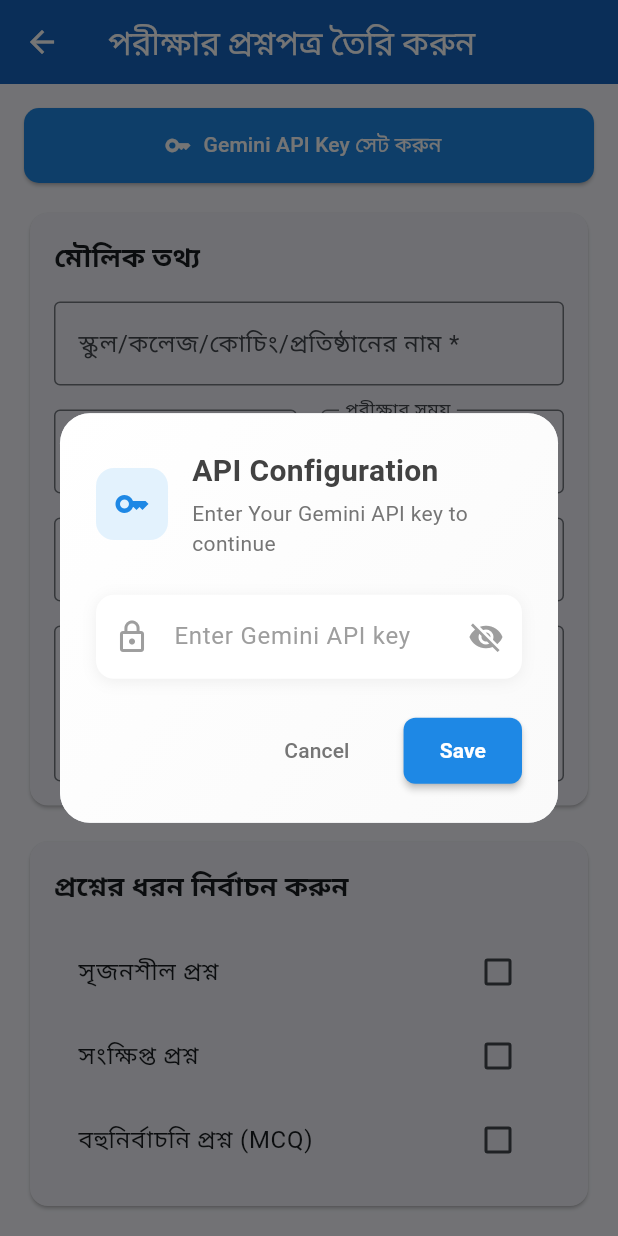
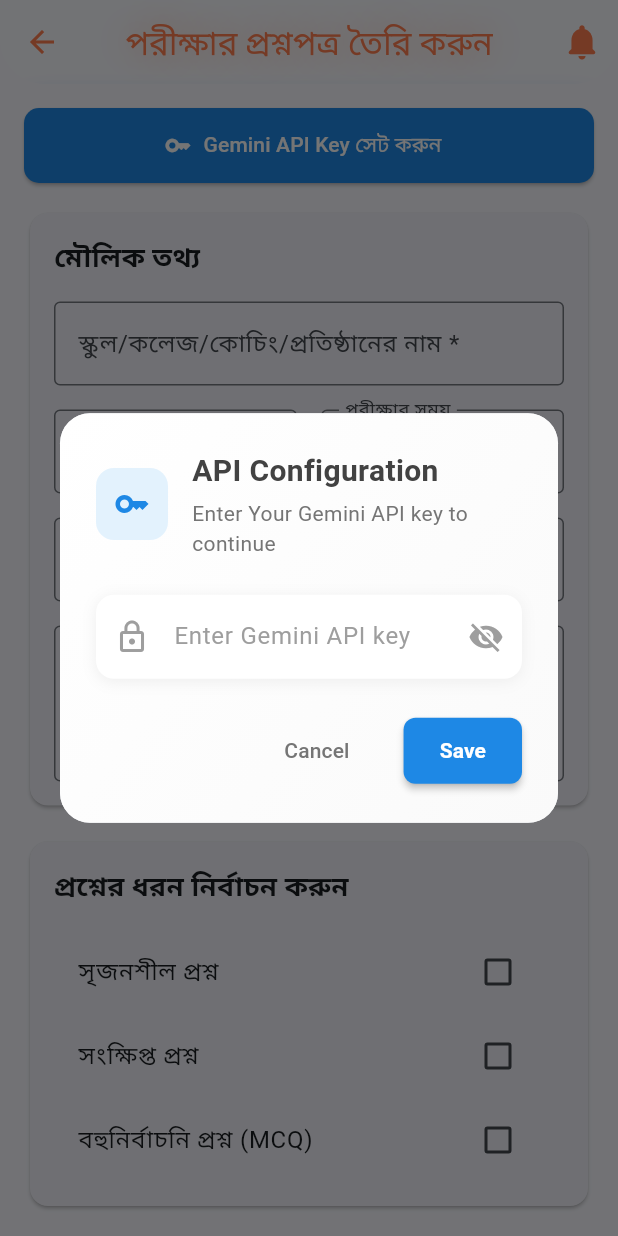
Before and after one commit to Pi-Dev-0/Pi-QBank, a Flutter app: the ExamPaperBuilderPage screen opened directly, after a tap on "Gemini API Key সেট করুন", on a phone screen of 412 x 824 dp. Run offline on Flutter 3.47's test engine with Material 3 defaults, Android fonts, the phone set to English and light mode, and no system bars; our stand-ins replace connectivity_plus, file_picker, image_picker, logger, open_file, pdf and 6 more; missing offline and left inert: flutter_pdfview; accounts and stored records are empty; network calls fail; Roboto replaces fonts that are missing (HindSiliguri).

Commit message:
Refactor: Use CustomAppBar and improve UI consistency
Replaced the default AppBar with a `CustomAppBar` widget for a consistent look. Also, updated padding and `SizedBox` declarations to use `const` for minor performance improvements and better code style.

```diff
--- a/lib/pages/exam_paper_builder_page.dart
+++ b/lib/pages/exam_paper_builder_page.dart
@@ -8,6 +8,7 @@ import 'package:http/http.dart' as http;
 import 'dart:convert';
 import '../config/app_config.dart';
 import 'package:pi_qbank/widgets/api_key_dialog.dart';
+import '../widgets/custom_app_bar.dart';
 
 
 class ExamPaperBuilderPage extends StatefulWidget {
@@ -320,15 +321,13 @@ class _ExamPaperBuilderPageState extends State<ExamPaperBuilderPage> {
   @override
   Widget build(BuildContext context) {
     return Scaffold(
-      appBar: AppBar(
-        title: Text('পরীক্ষার প্রশ্নপত্র তৈরি করুন'),
-        backgroundColor: Colors.blue[800],
-        foregroundColor: Colors.white,
+      appBar: const CustomAppBar(
+        title: 'পরীক্ষার প্রশ্নপত্র তৈরি করুন',
       ),
       body: Form(
         key: _formKey,
         child: SingleChildScrollView(
-          padding: EdgeInsets.all(16),
+          padding: const EdgeInsets.all(16),
           child: Column(
             crossAxisAlignment: CrossAxisAlignment.start,
             children: [
@@ -337,35 +336,35 @@ class _ExamPaperBuilderPageState extends State<ExamPaperBuilderPage> {
                 onPressed: () {
                   showApiKeyDialog(context);
                 },
-                icon: Icon(Icons.key),
-                label: Text('Gemini API Key সেট করুন'),
+                icon: const Icon(Icons.key),
+                label: const Text('Gemini API Key সেট করুন'),
                 style: ElevatedButton.styleFrom(
                   backgroundColor: Colors.blue[600],
                   foregroundColor: Colors.white,
-                  minimumSize: Size(double.infinity, 50), // full width button
+                  minimumSize: const Size(double.infinity, 50), // full width button
                   shape: RoundedRectangleBorder(
                     borderRadius: BorderRadius.circular(10),
                   ),
                 ),
               ),
-              SizedBox(height: 16),
+              const SizedBox(height: 16),
 
               // Basic Information
               Card(
                 child: Padding(
-                  padding: EdgeInsets.all(16),
+                  padding: const EdgeInsets.all(16),
                   child: Column(
                     crossAxisAlignment: CrossAxisAlignment.start,
                     children: [
-                      Text(
+                      const Text(
                         'মৌলিক তথ্য',
                         style: TextStyle(fontSize: 18, fontWeight: FontWeight.bold),
                       ),
-                      SizedBox(height: 16),
+                      const SizedBox(height: 16),
 
                       TextFormField(
                         controller: _instituteController,
-                        decoration: InputDecoration(
+                        decoration: const InputDecoration(
                           labelText: 'স্কুল/কলেজ/কোচিং/প্রতিষ্ঠানের নাম *',
                           border: OutlineInputBorder(),
                         ),
@@ -376,14 +375,14 @@ class _ExamPaperBuilderPageState extends State<ExamPaperBuilderPage> {
                           return null;
                         },
                       ),
-                      SizedBox(height: 16),
+                      const SizedBox(height: 16),
 
                       Row(
                         children: [
                           Expanded(
                             child: TextFormField(
                               controller: _subjectController,
-                              decoration: InputDecoration(
+                              decoration: const InputDecoration(
                                 labelText: 'বিষয়ের নাম *',
                                 border: OutlineInputBorder(),
                               ),
@@ -395,11 +394,11 @@ class _ExamPaperBuilderPageState extends State<ExamPaperBuilderPage> {
                               },
                             ),
                           ),
-                          SizedBox(width: 16),
+                          const SizedBox(width: 16),
                           Expanded(
                             child: TextFormField(
                               controller: _examTimeController,
-                              decoration: InputDecoration(
+                              decoration: const InputDecoration(
                                 labelText: 'পরীক্ষার সময়',
                                 border: OutlineInputBorder(),
                               ),
@@ -407,11 +406,11 @@ class _ExamPaperBuilderPageState extends State<ExamPaperBuilderPage> {
                           ),
                         ],
                       ),
-                      SizedBox(height: 16),
+                      const SizedBox(height: 16),
 
                       TextFormField(
                         controller: _totalMarksController,
-                        decoration: InputDecoration(
+                        decoration: const InputDecoration(
                           labelText: 'মোট নম্বর *',
                           border: OutlineInputBorder(),
                         ),
@@ -423,11 +422,11 @@ class _ExamPaperBuilderPageState extends State<ExamPaperBuilderPage> {
                           return null;
                         },
                       ),
-                      SizedBox(height: 16),
+                      const SizedBox(height: 16),
 
                       TextFormField(
                         controller: _directionsController,
-                        decoration: InputDecoration(
+                        decoration: const InputDecoration(
                           labelText: 'পরীক্ষার্থীদের জন্য নির্দেশনা',
                           border: OutlineInputBorder(),
                         ),
@@ -437,24 +436,24 @@ class _ExamPaperBuilderPageState extends State<ExamPaperBuilderPage> {
                   ),
                 ),
               ),
-              SizedBox(height: 16),
+              const SizedBox(height: 16),
 
               // Question Types
               Card(
                 child: Padding(
-                  padding: EdgeInsets.all(16),
+                  padding: const EdgeInsets.all(16),
                   child: Column(
                     crossAxisAlignment: CrossAxisAlignment.start,
                     children: [
-                      Text(
+                      const Text(
                         'প্রশ্নের ধরন নির্বাচন করুন',
                         style: TextStyle(fontSize: 18, fontWeight: FontWeight.bold),
                       ),
-                      SizedBox(height: 16),
+                      const SizedBox(height: 16),
 
                       // Creative Questions
                       CheckboxListTile(
-                        title: Text('সৃজনশীল প্রশ্ন'),
+                        title: const Text('সৃজনশীল প্রশ্ন'),
                         value: _creativeSrojonshil,
                         onChanged: (value) {
                           setState(() {
@@ -464,16 +463,16 @@ class _ExamPaperBuilderPageState extends State<ExamPaperBuilderPage> {
                       ),
                       if (_creativeSrojonshil) ...[
                         Padding(
-                          padding: EdgeInsets.only(left: 32),
+                          padding: const EdgeInsets.only(left: 32),
                           child: Column(
                             crossAxisAlignment: CrossAxisAlignment.start,
                             children: [
                               ElevatedButton.icon(
                                 onPressed: () => _pickImages('creative'),
-                                icon: Icon(Icons.add_photo_alternate),
-                                label: Text('ছবি যোগ করুন'),
+                                icon: const Icon(Icons.add_photo_alternate),
+                                label: const Text('ছবি যোগ করুন'),
                               ),
-                              SizedBox(height: 8),
+                              const SizedBox(height: 8),
                               if (_creativeSrojonshilImages.isNotEmpty)
                                 SizedBox(
                                   height: 100,
@@ -482,7 +481,7 @@ class _ExamPaperBuilderPageState extends State<ExamPaperBuilderPage> {
                                     itemCount: _creativeSrojonshilImages.length,
                                     itemBuilder: (context, index) {
                                       return Container(
-                                        margin: EdgeInsets.only(right: 8),
+                                        margin: const EdgeInsets.only(right: 8),
                                         child: Stack(
                                           children: [
                                             Image.file(
@@ -497,11 +496,11 @@ class _ExamPaperBuilderPageState extends State<ExamPaperBuilderPage> {
                                               child: GestureDetector(
                                                 onTap: () => _removeImage('creative', index),
                                                 child: Container(
-                                                  decoration: BoxDecoration(
+                                                  decoration: const BoxDecoration(
                                                     color: Colors.red,
                                                     shape: BoxShape.circle,
                                                   ),
-                                                  child: Icon(
+                                                  child: const Icon(
                                                     Icons.close,
                                                     color: Colors.white,
                                                     size: 16,
@@ -522,7 +521,7 @@ class _ExamPaperBuilderPageState extends State<ExamPaperBuilderPage> {
 
                       // Short Questions
                       CheckboxListTile(
-                        title: Text('সংক্ষিপ্ত প্রশ্ন'),
+                        title: const Text('সংক্ষিপ্ত প্রশ্ন'),
                         value: _shortSangkhipto,
                         onChanged: (value) {
                           setState(() {
@@ -532,16 +531,16 @@ class _ExamPaperBuilderPageState extends State<ExamPaperBuilderPage> {
                       ),
                       if (_shortSangkhipto) ...[
                         Padding(
-                          padding: EdgeInsets.only(left: 32),
+                          padding: const EdgeInsets.only(left: 32),
                           child: Column(
                             crossAxisAlignment: CrossAxisAlignment.start,
                             children: [
                               ElevatedButton.icon(
                                 onPressed: () => _pickImages('short'),
-                                icon: Icon(Icons.add_photo_alternate),
-                                label: Text('ছবি যোগ করুন'),
+                                icon: const Icon(Icons.add_photo_alternate),
+                                label: const Text('ছবি যোগ করুন'),
                               ),
-                              SizedBox(height: 8),
+                              const SizedBox(height: 8),
                               if (_shortSangkhiptoImages.isNotEmpty)
                                 SizedBox(
                                   height: 100,
@@ -550,7 +549,7 @@ class _ExamPaperBuilderPageState extends State<ExamPaperBuilderPage> {
                                     itemCount: _shortSangkhiptoImages.length,
                                     itemBuilder: (context, index) {
                                       return Container(
-                                        margin: EdgeInsets.only(right: 8),
+                                        margin: const EdgeInsets.only(right: 8),
                                         child: Stack(
                                           children: [
                                             Image.file(
@@ -565,11 +564,11 @@ class _ExamPaperBuilderPageState extends State<ExamPaperBuilderPage> {
                                               child: GestureDetector(
                                                 onTap: () => _removeImage('short', index),
                                                 child: Container(
-                                                  decoration: BoxDecoration(
+                                                  decoration: const BoxDecoration(
                                                     color: Colors.red,
                                                     shape: BoxShape.circle,
                                                   ),
-                                                  child: Icon(
+                                                  child: const Icon(
                                                     Icons.close,
                                                     color: Colors.white,
                                                     size: 16,
@@ -590,7 +589,7 @@ class _ExamPaperBuilderPageState extends State<ExamPaperBuilderPage> {
 
                       // MCQ Questions
                       CheckboxListTile(
-                        title: Text('বহুনির্বাচনি প্রশ্ন (MCQ)'),
+                        title: const Text('বহুনির্বাচনি প্রশ্ন (MCQ)'),
                         value: _mcqMultipleChoice,
                         onChanged: (value) {
                           setState(() {
@@ -600,16 +599,16 @@ class _ExamPaperBuilderPageState extends State<ExamPaperBuilderPage> {
                       ),
                       if (_mcqMultipleChoice) ...[
                         Padding(
-                          padding: EdgeInsets.only(left: 32),
+                          padding: const EdgeInsets.only(left: 32),
                           child: Column(
                             crossAxisAlignment: CrossAxisAlignment.start,
                             children: [
                               ElevatedButton.icon(
                                 onPressed: () => _pickImages('mcq'),
-                                icon: Icon(Icons.add_photo_alternate),
-                                label: Text('ছবি যোগ করুন'),
+                                icon: const Icon(Icons.add_photo_alternate),
+                                label: const Text('ছবি যোগ করুন'),
                               ),
-                              SizedBox(height: 8),
+                              const SizedBox(height: 8),
                               if (_mcqImages.isNotEmpty)
                                 SizedBox(
                                   height: 100,
@@ -618,7 +617,7 @@ class _ExamPaperBuilderPageState extends State<ExamPaperBuilderPage> {
                                     itemCount: _mcqImages.length,
                                     itemBuilder: (context, index) {
                                       return Container(
-                                        margin: EdgeInsets.only(right: 8),
+                                        margin: const EdgeInsets.only(right: 8),
                                         child: Stack(
                                           children: [
                                             Image.file(
@@ -633,11 +632,11 @@ class _ExamPaperBuilderPageState extends State<ExamPaperBuilderPage> {
                                               child: GestureDetector(
                                                 onTap: () => _removeImage('mcq', index),
                                                 child: Container(
-                                                  decoration: BoxDecoration(
+                                                  decoration: const BoxDecoration(
                                                     color: Colors.red,
                                                     shape: BoxShape.circle,
                                                   ),
-                                                  child: Icon(
+                                                  child: const Icon(
                                                     Icons.close,
                                                     color: Colors.white,
                                                     size: 16,
@@ -659,7 +658,7 @@ class _ExamPaperBuilderPageState extends State<ExamPaperBuilderPage> {
                   ),
                 ),
               ),
-              SizedBox(height: 24),
+              const SizedBox(height: 24),
 
               // Action Buttons
               Column(
@@ -674,10 +673,10 @@ class _ExamPaperBuilderPageState extends State<ExamPaperBuilderPage> {
                           style: ElevatedButton.styleFrom(
                             backgroundColor: Colors.green,
                             foregroundColor: Colors.white,
-                            padding: EdgeInsets.symmetric(vertical: 16),
+                            padding: const EdgeInsets.symmetric(vertical: 16),
                           ),
                           child: _isGenerating
-                              ? Row(
+                              ? const Row(
                                   mainAxisAlignment: MainAxisAlignment.center,
                                   children: [
                                     SizedBox(
@@ -692,10 +691,10 @@ class _ExamPaperBuilderPageState extends State<ExamPaperBuilderPage> {
                                     Text('প্রশ্ন তৈরি হচ্ছে...'),
                                   ],
                                 )
-                              : Text('প্রশ্ন তৈরি করুন'),
+                              : const Text('প্রশ্ন তৈরি করুন'),
                         ),
                       ),
-                      SizedBox(width: 16),
+                      const SizedBox(width: 16),
                       Expanded(
                         child: ElevatedButton(
                           onPressed: (_hasGeneratedQuestions() && _formKey.currentState?.validate() == true)
@@ -704,35 +703,35 @@ class _ExamPaperBuilderPageState extends State<ExamPaperBuilderPage> {
                           style: ElevatedButton.styleFrom(
                             backgroundColor: Colors.blue,
                             foregroundColor: Colors.white,
-                            padding: EdgeInsets.symmetric(vertical: 16),
+                            padding: const EdgeInsets.symmetric(vertical: 16),
                           ),
-                          child: Text('PDF তৈরি করুন'),
+                          child: const Text('PDF তৈরি করুন'),
                         ),
                       ),
                     ],
                   ),
                   if (_hasGeneratedQuestions()) ...[
-                    SizedBox(height: 16),
+                    const SizedBox(height: 16),
                     Row(
                       children: [
                         Expanded(
                           child: OutlinedButton.icon(
                             onPressed: _showGeneratedQuestions,
-                            icon: Icon(Icons.preview),
-                            label: Text('প্রশ্ন দেখুন'),
+                            icon: const Icon(Icons.preview),
+                            label: const Text('প্রশ্ন দেখুন'),
                             style: OutlinedButton.styleFrom(
-                              padding: EdgeInsets.symmetric(vertical: 12),
+                              padding: const EdgeInsets.symmetric(vertical: 12),
                             ),
                           ),
                         ),
-                        SizedBox(width: 16),
+                        const SizedBox(width: 16),
                         Expanded(
                           child: OutlinedButton.icon(
                             onPressed: _saveTemplate,
-                            icon: Icon(Icons.save),
-                            label: Text('টেমপ্লেট সংরক্ষণ'),
+                            icon: const Icon(Icons.save),
+                            label: const Text('টেমপ্লেট সংরক্ষণ'),
                             style: OutlinedButton.styleFrom(
-                              padding: EdgeInsets.symmetric(vertical: 12),
+                              padding: const EdgeInsets.symmetric(vertical: 12),
                             ),
                           ),
                         ),
```
